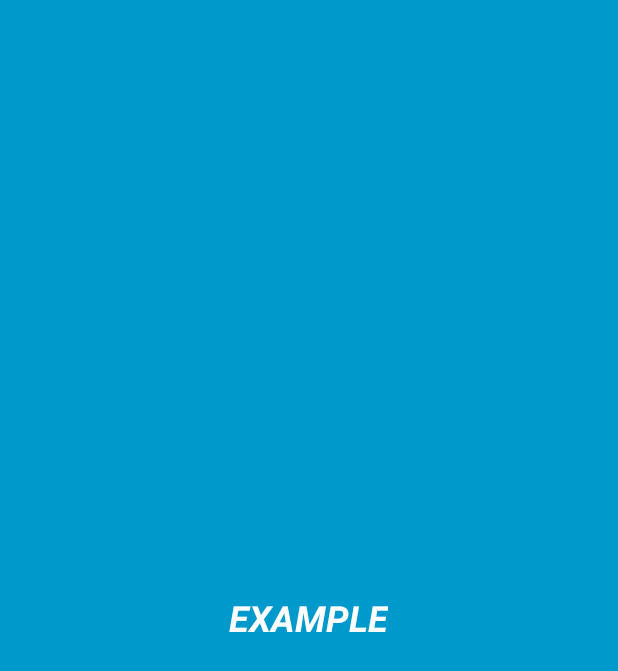
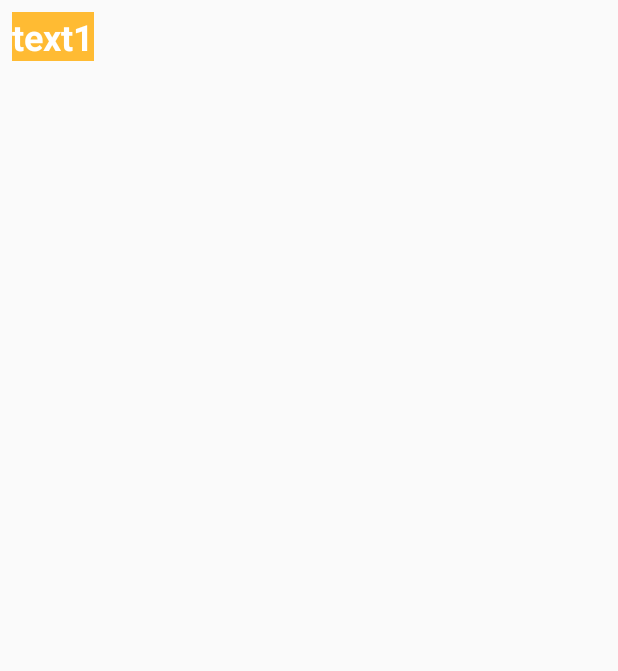
Before and after one commit to plumberg/GoalTracker, an Android app: the layout app_widget_goal.xml on its own in the app's theme, with its tools: preview values and no code run, on a phone screen of 412 x 824 dp. Shown: the top 671 px of the screen. Run offline under Robolectric (Android 15) with nearby library versions, the phone set to English and light mode, and no system bars.

Commit message:
Paper initialized

```diff
--- a/app/src/main/java/com/example/gryzhuk/goaltracker/AppWidgetGoal.java
+++ b/app/src/main/java/com/example/gryzhuk/goaltracker/AppWidgetGoal.java
@@ -4,6 +4,8 @@ import android.appwidget.AppWidgetManager;
 import android.appwidget.AppWidgetProvider;
 import android.content.Context;
 import android.widget.RemoteViews;
+
+import io.paperdb.Paper;
 
 /**
  * Implementation of App Widget functionality.
@@ -13,10 +15,16 @@ public class AppWidgetGoal extends AppWidgetProvider {
     static void updateAppWidget(Context context, AppWidgetManager appWidgetManager,
                                 int appWidgetId) {
 
-        CharSequence widgetText = context.getString(R.string.appwidget_text);
+
+
+        Paper.init(context);
+        String date = Paper.book().read("Date");
+        String desc = Paper.book().read("Goal");
+
         // Construct the RemoteViews object
         RemoteViews views = new RemoteViews(context.getPackageName(), R.layout.app_widget_goal);
-        views.setTextViewText(R.id.appwidget_text, widgetText);
+        views.setTextViewText(R.id.appwidget_date, date);
+        views.setTextViewText(R.id.appwidget_text, desc);
 
         // Instruct the widget manager to update the widget
         appWidgetManager.updateAppWidget(appWidgetId, views);
--- a/app/src/main/java/com/example/gryzhuk/goaltracker/MainActivity.java
+++ b/app/src/main/java/com/example/gryzhuk/goaltracker/MainActivity.java
@@ -98,11 +98,14 @@ public class MainActivity extends AppCompatActivity {
             public void onClick(View v) {
                 //here open new screen for creating widget
 
+                Intent i = new Intent(MainActivity.this, AppWidgetGoal.class);
+                startActivity(i);
             }
         });
 
 
     }
+
 
     @Override
     protected void onActivityResult(int requestCode, int resultCode, @Nullable Intent data) {
--- a/app/src/main/res/layout/activity_add_widget.xml
+++ b/app/src/main/res/layout/activity_add_widget.xml
@@ -55,6 +55,7 @@
 
     <Button
         android:id="@+id/widget_done_btn"
+        android:onClick="doneWidgetButtonHandler"
         android:layout_width="wrap_content"
         android:layout_height="wrap_content"
         android:layout_marginTop="14dp"
--- a/app/src/main/res/layout/app_widget_goal.xml
+++ b/app/src/main/res/layout/app_widget_goal.xml
@@ -1,9 +1,23 @@
-<RelativeLayout xmlns:android="http://schemas.android.com/apk/res/android"
+<LinearLayout xmlns:android="http://schemas.android.com/apk/res/android"
     android:layout_width="match_parent"
     android:layout_height="match_parent"
-    android:background="#09C"
-    android:padding="@dimen/widget_margin">
+    android:background="@android:color/transparent"
+    android:padding="@dimen/widget_margin"
+    android:orientation="vertical">
 
+    <TextView
+        android:id="@+id/appwidget_date"
+        android:layout_width="wrap_content"
+        android:layout_height="wrap_content"
+        android:layout_centerHorizontal="true"
+        android:layout_centerVertical="true"
+        android:layout_margin="8dp"
+        android:background="@android:color/holo_orange_light"
+        android:contentDescription="@string/appwidget_text"
+        android:text="text1"
+        android:textColor="#ffffff"
+        android:textSize="24sp"
+        android:textStyle="bold" />
     <TextView
         android:id="@+id/appwidget_text"
         android:layout_width="wrap_content"
@@ -11,11 +25,10 @@
         android:layout_centerHorizontal="true"
         android:layout_centerVertical="true"
         android:layout_margin="8dp"
-        android:background="#09C"
+        android:background="@android:color/holo_orange_light"
         android:contentDescription="@string/appwidget_text"
-        android:text="@string/appwidget_text"
         android:textColor="#ffffff"
         android:textSize="24sp"
-        android:textStyle="bold|italic" />
+         />
 
-</RelativeLayout>
+</LinearLayout>
```
